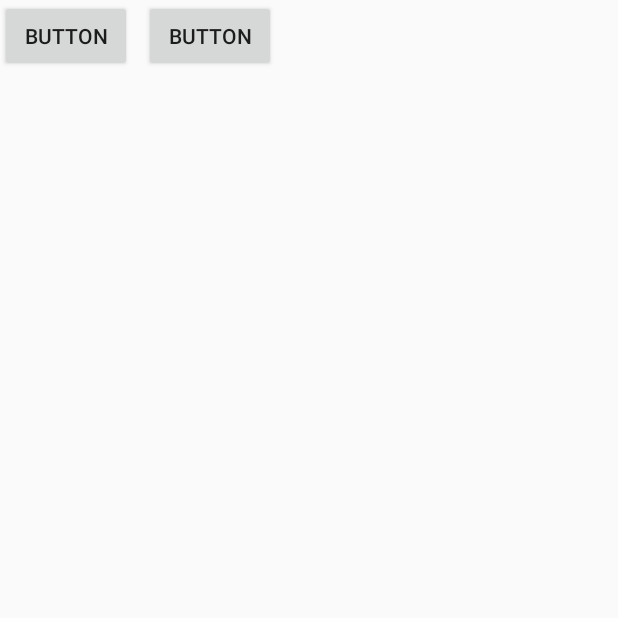
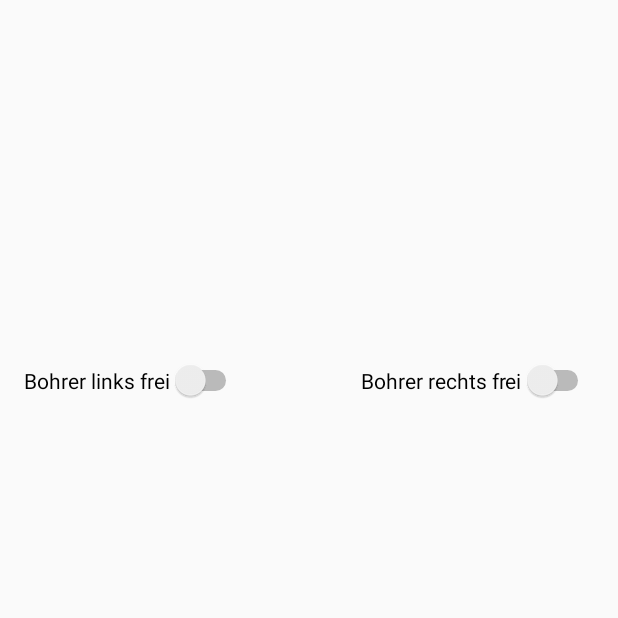
Before and after one commit to Christiandrossel/TI_Ardunino_IndustrieProduktionsstrecke, an Android app: the screen it shows after launch (MainActivity), on a phone screen of 412 x 824 dp, the top half of it. Run offline under Robolectric (Android 15) with nearby library versions, the phone set to English and light mode, and no system bars.

Commit message:
Bohrer-umleitung (UI) bei jeder Nachricht von Rodoter

```diff
--- a/Android Server App/app/src/main/java/de/htwdd/tiserver/BluetoothClient.java
+++ b/Android Server App/app/src/main/java/de/htwdd/tiserver/BluetoothClient.java
@@ -1,10 +1,8 @@
 package de.htwdd.tiserver;
 
-import android.app.Application;
 import android.bluetooth.BluetoothDevice;
 import android.bluetooth.BluetoothSocket;
 import android.util.Log;
-import android.widget.Toast;
 
 import java.io.IOException;
 import java.io.InputStream;
@@ -17,13 +15,42 @@
     private OutputStream _outStream;
     private InputStream _inStream;
     private Thread _readingThread;
-    private ClientType _type;
+    private IMachineCommunicator _machineCom;
 
-    public BluetoothClient(BluetoothDevice device) {
-        _btDevice = device;
+    private class AsyncRead implements Runnable {
+        InputStream _stream;
+
+        AsyncRead(InputStream stream) {
+            _stream = stream;
+        }
+
+        @Override
+        public void run() {
+            while (true) {
+                try {
+                    byte[] buffer = new  byte[256];
+                    int bytes;
+                    bytes = _stream.read(buffer);
+                    String input = new String(buffer);
+                    if(!(input.equals("") || input.equals("\r\n"))) {
+
+                        Log.d("BluetoothClient", new String(buffer, 0, bytes) + "---------------------------------");
+
+                        sendData(_machineCom.getFreeDrill() + "");
+                    }
+                } catch (IOException e) {
+                    return;
+                }
+            }
+        }
     }
 
-    public boolean connect() {
+    BluetoothClient(BluetoothDevice device, IMachineCommunicator btCom) {
+        _btDevice = device;
+        _machineCom = btCom;
+    }
+
+    boolean connect() {
         try {
             UUID uuid = UUID.fromString("00001101-0000-1000-8000-00805F9B34FB");
             _btSocket = _btDevice.createRfcommSocketToServiceRecord(uuid);
@@ -40,7 +67,7 @@
         return true;
     }
 
-    public void disconnect() {
+    void disconnect() {
         try {
             _readingThread.interrupt();
             _outStream.flush();
@@ -51,7 +78,7 @@
         }
     }
 
-    public void sendData(String message) {
+    void sendData(String message) {
         byte[] msgBuffer = message.getBytes();
 
         Log.i("BluetoothClient", "==> Send data: " + message);
@@ -63,26 +90,3 @@
         }
     }
 }
-
-class AsyncRead implements Runnable {
-    InputStream _stream;
-
-    AsyncRead(InputStream stream) {
-        _stream = stream;
-    }
-
-    @Override
-    public void run() {
-        while (true) {
-            try {
-                byte[] buffer = new  byte[256];
-                int bytes;
-                bytes = _stream.read(buffer);
-                // ToDo: make buffer readable
-                Log.d("BluetoothClient", buffer.toString());
-            } catch (IOException e) {
-                e.printStackTrace();
-            }
-        }
-    }
-}
--- a/Android Server App/app/src/main/java/de/htwdd/tiserver/BluetoothCommunicator.java
+++ b/Android Server App/app/src/main/java/de/htwdd/tiserver/BluetoothCommunicator.java
@@ -6,7 +6,7 @@
 import java.util.List;
 import java.util.UUID;
 
-public class BluetoothCommunicator {
+public class BluetoothCommunicator implements IMachineCommunicator {
 
     private static final String TAG = "BtCommunicator";
     private static final UUID MY_UUID = UUID.fromString("00001101-0000-1000-8000-00805F9B34FB");
@@ -15,46 +15,76 @@
     private BluetoothAdapter btAdapter;
     private List<BluetoothClient> _clients;
 
+    private boolean[] drillArray = { false, false, false, false } ;
+
     BluetoothCommunicator() {
         btAdapter = BluetoothAdapter.getDefaultAdapter();
         _clients = new ArrayList<>();
     }
 
-    public boolean isReady() {
+    boolean isReady() {
         return (btAdapter!=null && btAdapter.isEnabled());
     }
 
-    public boolean connect() {
+    void connect() {
         if (btAdapter == null)
-            return false;
+            return;
 
         if(_clients.size() != XBEE_MAC_ADRESSES.length) {
-            disconnect();
-            _clients.clear();
-
-            // Connect to all Rodoter
-            for (int i = 0; i < XBEE_MAC_ADRESSES.length; i++) {
-                BluetoothDevice device = btAdapter.getRemoteDevice(XBEE_MAC_ADRESSES[i]);
-                BluetoothClient client = new BluetoothClient(device);
-                if (client.connect())
-                    _clients.add(client);
-            }
-            btAdapter.cancelDiscovery();
+            _connectToAllDevices();
         } else {
             for (BluetoothClient client : _clients) {
                 client.connect();
             }
         }
-        return true;
     }
 
-    public void disconnect() {
+    void disconnect() {
         for (BluetoothClient client : _clients) {
             client.disconnect();
         }
     }
 
-    public List<BluetoothClient> getClients() {
+    List<BluetoothClient> getClients() {
         return _clients;
     }
+
+    //////////////////////////////////////////
+    // IMachineCommunicator Implementation
+
+    @Override
+    public void setDrillBusy(int drill) {
+        drillArray[drill] = false;
+    }
+
+    @Override
+    public void setDrillFree(int drill) {
+        drillArray[drill] = true;
+    }
+
+    @Override
+    public int getFreeDrill() {
+        for (int i = 0; i<drillArray.length; i++) {
+            if (drillArray[i])
+                return i;
+        }
+        return 3;
+    }
+
+    //////////////////////////////////////////
+    // private helper methods
+
+    private void _connectToAllDevices() {
+        disconnect();
+        _clients.clear();
+
+        // Connect to all Rodoter
+        for (int i = 0; i < XBEE_MAC_ADRESSES.length; i++) {
+            BluetoothDevice device = btAdapter.getRemoteDevice(XBEE_MAC_ADRESSES[i]);
+            BluetoothClient client = new BluetoothClient(device, this);
+            if (client.connect())
+                _clients.add(client);
+        }
+        btAdapter.cancelDiscovery();
+    }
 }
--- /dev/null
+++ b/Android Server App/app/src/main/java/de/htwdd/tiserver/IMachineCommunicator.java
@@ -0,0 +1,7 @@
+package de.htwdd.tiserver;
+
+public interface IMachineCommunicator {
+    void setDrillBusy(int drill);
+    void setDrillFree(int drill);
+    int getFreeDrill();
+}
--- a/Android Server App/app/src/main/java/de/htwdd/tiserver/MainActivity.java
+++ b/Android Server App/app/src/main/java/de/htwdd/tiserver/MainActivity.java
@@ -8,11 +8,11 @@
 import android.view.View;
 import android.view.View.OnClickListener;
 import android.widget.Button;
+import android.widget.Switch;
 import android.widget.Toast;
 
 public class MainActivity extends Activity {
 
-    Button btnOn, btnOff;
     BluetoothCommunicator btComm;
 
     @Override
@@ -21,25 +21,27 @@
 
         setContentView(R.layout.activity_main);
 
-        btnOn  = findViewById(R.id.button);
-        btnOff = findViewById(R.id.button2);
+        final Switch drillL  = findViewById(R.id.swDrillL);
+        final Switch drillR = findViewById(R.id.swDrillR);
 
         btComm = new BluetoothCommunicator();
         checkBTState();
 
-        btnOn.setOnClickListener(new OnClickListener() {
+        drillL.setOnClickListener(new OnClickListener() {
             public void onClick(View v) {
-                for (BluetoothClient client : btComm.getClients()) {
-                    client.sendData("R");
-                }
+                if (drillL.isChecked())
+                    btComm.setDrillFree(2);
+                else
+                    btComm.setDrillBusy(2);
             }
         });
 
-        btnOff.setOnClickListener(new OnClickListener() {
+        drillR.setOnClickListener(new OnClickListener() {
             public void onClick(View v) {
-                for (BluetoothClient client : btComm.getClients()) {
-                    client.sendData("L");
-                }
+                if (drillR.isChecked())
+                    btComm.setDrillFree(1);
+                else
+                    btComm.setDrillBusy(1);
             }
         });
     }
--- a/Android Server App/app/src/main/res/layout/activity_main.xml
+++ b/Android Server App/app/src/main/res/layout/activity_main.xml
@@ -1,22 +1,24 @@
 <?xml version="1.0" encoding="utf-8"?>
 <androidx.constraintlayout.widget.ConstraintLayout
         xmlns:android="http://schemas.android.com/apk/res/android"
-        xmlns:tools="http://schemas.android.com/tools"
-        xmlns:app="http://schemas.android.com/apk/res-auto"
+        xmlns:app="http://schemas.android.com/apk/res-auto" xmlns:tools="http://schemas.android.com/tools"
         android:layout_width="match_parent"
         android:layout_height="match_parent"
         tools:context=".MainActivity">
 
-    <Button
-            android:text="Button"
+    <Switch
+            android:id="@+id/swDrillR"
+            android:text="Bohrer rechts frei"
             android:layout_width="wrap_content"
-            android:layout_height="wrap_content" tools:layout_editor_absoluteY="263dp"
-            tools:layout_editor_absoluteX="94dp" android:id="@+id/button"/>
-    <Button
-            android:text="Button"
+            android:layout_height="wrap_content"
+            app:layout_constraintEnd_toEndOf="parent" android:layout_marginEnd="16dp"
+            android:layout_marginTop="240dp" app:layout_constraintTop_toTopOf="parent"/>
+    <Switch
+            android:id="@+id/swDrillL"
+            android:text="Bohrer links frei"
             android:layout_width="wrap_content"
-            android:layout_height="wrap_content" tools:layout_editor_absoluteY="215dp"
-            android:id="@+id/button2" app:layout_constraintStart_toEndOf="@+id/button"
-            android:layout_marginStart="8dp"/>
+            android:layout_height="wrap_content"
+            app:layout_constraintStart_toStartOf="parent" android:layout_marginStart="16dp"
+            android:layout_marginTop="240dp" app:layout_constraintTop_toTopOf="parent"/>
 
 </androidx.constraintlayout.widget.ConstraintLayout>
```
